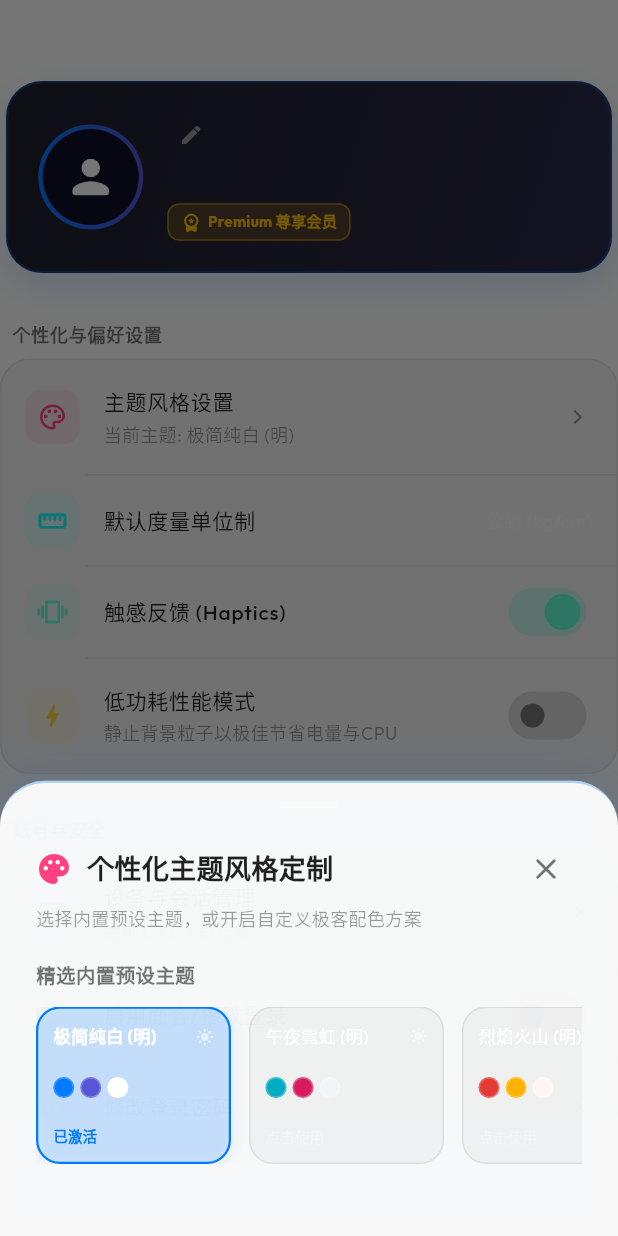
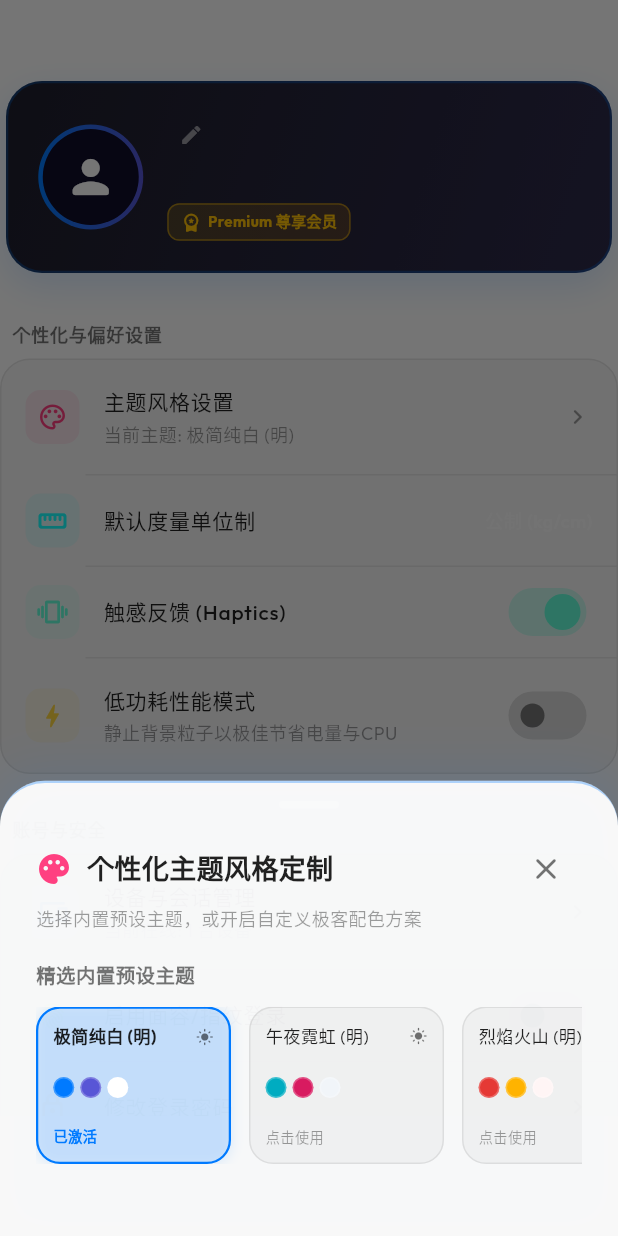
Before and after one commit to jiangshan-5/ToolBox, a Flutter app: the ProfileTabView widget shown alone on an empty page, opened directly with empty values, after a tap on "主题风格设置", on a phone screen of 412 x 824 dp. Run offline on Flutter 3.47's test engine with Material 3 defaults, Android fonts, the phone set to English and light mode, and no system bars; our stand-ins replace confetti, csv, dio, file_picker, fl_chart, flutter_riverpod and 7 more; missing offline and left inert: dart:js; accounts and stored records are empty; network calls fail.

Commit message:
fix(theme): ensure dynamic text contrast and legibility across workbench, profile settings and analysis console on light themes

```diff
--- a/lib/features/dashboard/view/widgets/profile_tab_view.dart
+++ b/lib/features/dashboard/view/widgets/profile_tab_view.dart
@@ -505,8 +505,8 @@ class _ProfileTabViewState extends ConsumerState<ProfileTabView> {
       children: [
         Text(
           title,
-          style: const TextStyle(
-            color: Colors.white70,
+          style: TextStyle(
+            color: subTextColor,
             fontSize: 13,
             fontWeight: FontWeight.bold,
           ),
@@ -532,8 +532,8 @@ class _ProfileTabViewState extends ConsumerState<ProfileTabView> {
                           shape: BoxShape.circle,
                           border: Border.all(
                             color: isPresetSelected
-                                ? Colors.white
-                                : Colors.white24,
+                                ? (isDark ? Colors.white : Colors.black87)
+                                : (isDark ? Colors.white24 : Colors.black12),
                             width: isPresetSelected ? 2.5 : 1,
                           ),
                           boxShadow: isPresetSelected
@@ -557,26 +557,28 @@ class _ProfileTabViewState extends ConsumerState<ProfileTabView> {
               width: 95,
               height: 32,
               decoration: BoxDecoration(
-                color: Colors.white.withOpacity(0.05),
+                color: isDark
+                    ? Colors.white.withOpacity(0.05)
+                    : Colors.black.withOpacity(0.05),
                 borderRadius: BorderRadius.circular(8),
-                border: Border.all(color: Colors.white.withOpacity(0.12)),
+                border: Border.all(color: borderDividerColor),
               ),
               child: Row(
                 children: [
                   Expanded(
                     child: TextField(
                       controller: controller,
-                      style: const TextStyle(color: Colors.white, fontSize: 11),
-                      decoration: const InputDecoration(
+                      style: TextStyle(color: textColor, fontSize: 11),
+                      decoration: InputDecoration(
                         isDense: true,
-                        contentPadding: EdgeInsets.symmetric(
+                        contentPadding: const EdgeInsets.symmetric(
                           horizontal: 6,
                           vertical: 8,
                         ),
                         border: InputBorder.none,
                         hintText: '#HEX',
                         hintStyle: TextStyle(
-                          color: Colors.white30,
+                          color: faintTextColor,
                           fontSize: 11,
                         ),
                       ),
@@ -817,13 +819,13 @@ class _ProfileTabViewState extends ConsumerState<ProfileTabView> {
                                                 MainAxisAlignment.spaceBetween,
                                             children: [
                                               Expanded(
-                                                child: Text(
+                                                                                               child: Text(
                                                   cardName,
                                                   maxLines: 1,
                                                   overflow:
                                                       TextOverflow.ellipsis,
                                                   style: TextStyle(
-                                                    color: Colors.white,
+                                                    color: textColor,
                                                     fontSize: 11.5,
                                                     fontWeight: isSelected
                                                         ? FontWeight.bold
@@ -835,7 +837,7 @@ class _ProfileTabViewState extends ConsumerState<ProfileTabView> {
                                                 isDark
                                                     ? Icons.dark_mode_rounded
                                                     : Icons.light_mode_rounded,
-                                                color: Colors.white54,
+                                                color: subTextColor,
                                                 size: 12,
                                               ),
                                             ],
@@ -860,7 +862,7 @@ class _ProfileTabViewState extends ConsumerState<ProfileTabView> {
                                             style: TextStyle(
                                               color: isSelected
                                                   ? pColor
-                                                  : Colors.white30,
+                                                  : faintTextColor,
                                               fontSize: 9.5,
                                               fontWeight: isSelected
                                                   ? FontWeight.bold
@@ -883,23 +885,23 @@ class _ProfileTabViewState extends ConsumerState<ProfileTabView> {
                                       crossAxisAlignment:
                                           CrossAxisAlignment.start,
                                       children: [
-                                        const Divider(
-                                          color: Colors.white12,
+                                        Divider(
+                                          color: borderDividerColor,
                                           height: 1,
                                         ),
                                         const SizedBox(height: 20),
-                                        const Row(
+                                        Row(
                                           children: [
                                             Icon(
                                               Icons.tune_rounded,
-                                              color: Colors.cyanAccent,
+                                              color: primaryColor,
                                               size: 16,
                                             ),
-                                            SizedBox(width: 8),
+                                            const SizedBox(width: 8),
                                             Text(
                                               '自定义配色与模式控制',
                                               style: TextStyle(
-                                                color: Colors.cyanAccent,
+                                                color: primaryColor,
                                                 fontSize: 14,
                                                 fontWeight: FontWeight.bold,
                                               ),
@@ -907,10 +909,10 @@ class _ProfileTabViewState extends ConsumerState<ProfileTabView> {
                                           ],
                                         ),
                                         const SizedBox(height: 16),
-                                        const Text(
+                                        Text(
                                           '主板明暗模式',
                                           style: TextStyle(
-                                            color: Colors.white70,
+                                            color: subTextColor,
                                             fontSize: 13,
                                             fontWeight: FontWeight.bold,
                                           ),
@@ -935,10 +937,9 @@ class _ProfileTabViewState extends ConsumerState<ProfileTabView> {
                                                         ? themeConfig
                                                               .customPrimary
                                                               .withOpacity(0.15)
-                                                        : Colors.white
-                                                              .withOpacity(
-                                                                0.02,
-                                                              ),
+                                                        : (isDark
+                                                            ? Colors.white.withOpacity(0.02)
+                                                            : Colors.black.withOpacity(0.03)),
                                                     borderRadius:
                                                         BorderRadius.circular(
                                                           10,
@@ -949,10 +950,7 @@ class _ProfileTabViewState extends ConsumerState<ProfileTabView> {
                                                               .customIsDark
                                                           ? themeConfig
                                                                 .customPrimary
-                                                          : Colors.white
-                                                                .withOpacity(
-                                                                  0.08,
-                                                                ),
+                                                          : borderDividerColor,
                                                     ),
                                                   ),
                                                   child: Row(
@@ -967,7 +965,7 @@ class _ProfileTabViewState extends ConsumerState<ProfileTabView> {
                                                                 .customIsDark
                                                             ? themeConfig
                                                                   .customPrimary
-                                                            : Colors.white54,
+                                                            : subTextColor,
                                                         size: 16,
                                                       ),
                                                       const SizedBox(width: 8),
@@ -977,8 +975,8 @@ class _ProfileTabViewState extends ConsumerState<ProfileTabView> {
                                                           color:
                                                               themeConfig
                                                                   .customIsDark
-                                                              ? Colors.white
-                                                              : Colors.white54,
+                                                              ? textColor
+                                                              : subTextColor,
                                                           fontSize: 12,
                                                           fontWeight:
                                                               themeConfig
@@ -1012,10 +1010,9 @@ class _ProfileTabViewState extends ConsumerState<ProfileTabView> {
                                                         ? themeConfig
                                                               .customPrimary
                                                               .withOpacity(0.15)
-                                                        : Colors.white
-                                                              .withOpacity(
-                                                                0.02,
-                                                              ),
+                                                        : (isDark
+                                                            ? Colors.white.withOpacity(0.02)
+                                                            : Colors.black.withOpacity(0.03)),
                                                     borderRadius:
                                                         BorderRadius.circular(
                                                           10,
@@ -1026,10 +1023,7 @@ class _ProfileTabViewState extends ConsumerState<ProfileTabView> {
                                                               .customIsDark
                                                           ? themeConfig
                                                                 .customPrimary
-                                                          : Colors.white
-                                                                .withOpacity(
-                                                                  0.08,
-                                                                ),
+                                                          : borderDividerColor,
                                                     ),
                                                   ),
                                                   child: Row(
@@ -1045,7 +1039,7 @@ class _ProfileTabViewState extends ConsumerState<ProfileTabView> {
                                                                 .customIsDark
                                                             ? themeConfig
                                                                   .customPrimary
-                                                            : Colors.white54,
+                                                            : subTextColor,
                                                         size: 16,
                                                       ),
                                                       const SizedBox(width: 8),
@@ -1055,8 +1049,8 @@ class _ProfileTabViewState extends ConsumerState<ProfileTabView> {
                                                           color:
                                                               !themeConfig
                                                                   .customIsDark
-                                                              ? Colors.white
-                                                              : Colors.white54,
+                                                              ? textColor
+                                                              : subTextColor,
                                                           fontSize: 12,
                                                           fontWeight:
                                                               !themeConfig
@@ -1138,10 +1132,10 @@ class _ProfileTabViewState extends ConsumerState<ProfileTabView> {
                                               ),
                                         ),
                                         const SizedBox(height: 20),
-                                        const Text(
+                                        Text(
                                           '上传应用背景图片 (Custom Background)',
                                           style: TextStyle(
-                                            color: Colors.white70,
+                                            color: subTextColor,
                                             fontSize: 13,
                                             fontWeight: FontWeight.bold,
                                           ),
@@ -1151,10 +1145,12 @@ class _ProfileTabViewState extends ConsumerState<ProfileTabView> {
                                           Container(
                                             padding: const EdgeInsets.all(12),
                                             decoration: BoxDecoration(
-                                              color: Colors.white.withOpacity(0.04),
+                                              color: isDark
+                                                  ? Colors.white.withOpacity(0.04)
+                                                  : Colors.black.withOpacity(0.04),
                                               borderRadius: BorderRadius.circular(16),
                                               border: Border.all(
-                                                color: Colors.white.withOpacity(0.08),
+                                                color: borderDividerColor,
                                               ),
                                             ),
                                             child: Row(
@@ -1173,11 +1169,11 @@ class _ProfileTabViewState extends ConsumerState<ProfileTabView> {
                                                   ),
                                                 ),
                                                 const SizedBox(width: 12),
-                                                const Expanded(
+                                                Expanded(
                                                   child: Text(
                                                     '自定义背景图已加载\n(流光模糊滤镜已自动启用)',
                                                     style: TextStyle(
-                                                      color: Colors.white54,
+                                                      color: subTextColor,
                                                       fontSize: 11,
                                                     ),
                                                   ),
@@ -1254,25 +1250,27 @@ class _ProfileTabViewState extends ConsumerState<ProfileTabView> {
                                             child: Container(
                                               height: 48,
                                               decoration: BoxDecoration(
-                                                color: Colors.white.withOpacity(0.04),
+                                                color: isDark
+                                                    ? Colors.white.withOpacity(0.04)
+                                                    : Colors.black.withOpacity(0.04),
                                                 borderRadius: BorderRadius.circular(12),
                                                 border: Border.all(
-                                                  color: Colors.white.withOpacity(0.08),
+                                                  color: borderDividerColor,
                                                 ),
                                               ),
-                                              child: const Row(
+                                              child: Row(
                                                 mainAxisAlignment: MainAxisAlignment.center,
                                                 children: [
                                                   Icon(
                                                     Icons.upload_file_rounded,
-                                                    color: Colors.white70,
+                                                    color: subTextColor,
                                                     size: 18,
                                                   ),
-                                                  SizedBox(width: 8),
+                                                  const SizedBox(width: 8),
                                                   Text(
                                                     '上传专属背景图片 (.png/.jpg)',
                                                     style: TextStyle(
-                                                      color: Colors.white70,
+                                                      color: subTextColor,
                                                       fontSize: 12,
                                                       fontWeight: FontWeight.w500,
                                                     ),
```
Also changed, not shown: lib/features/dashboard/view/dashboard_screen.dart (+8 -4 lines), lib/features/dashboard/view/widgets/workbench_tab_view.dart (+44 -25 lines).
